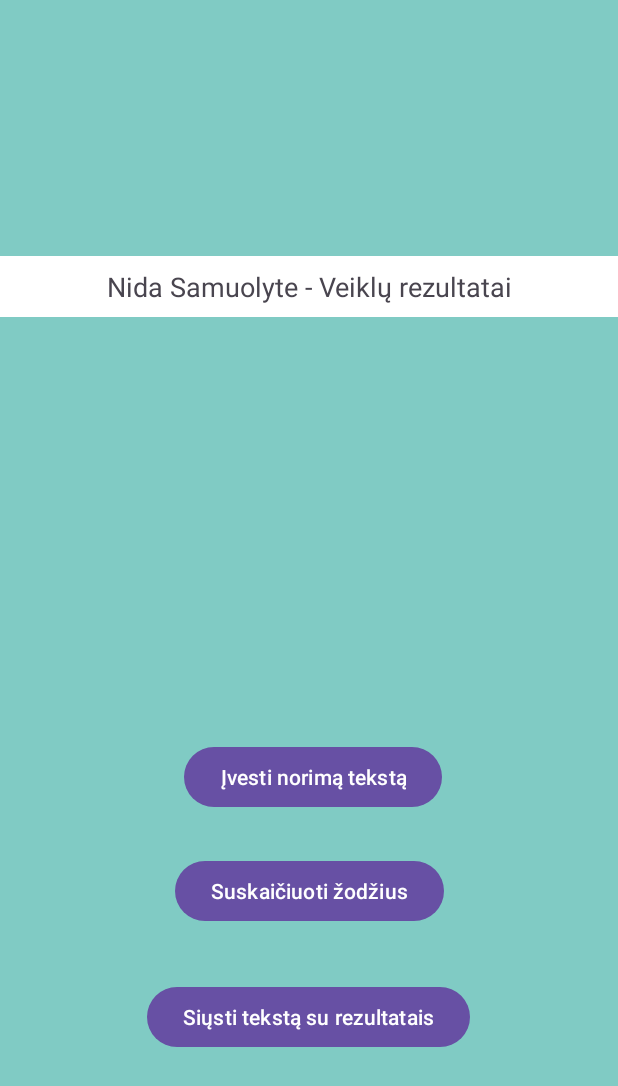
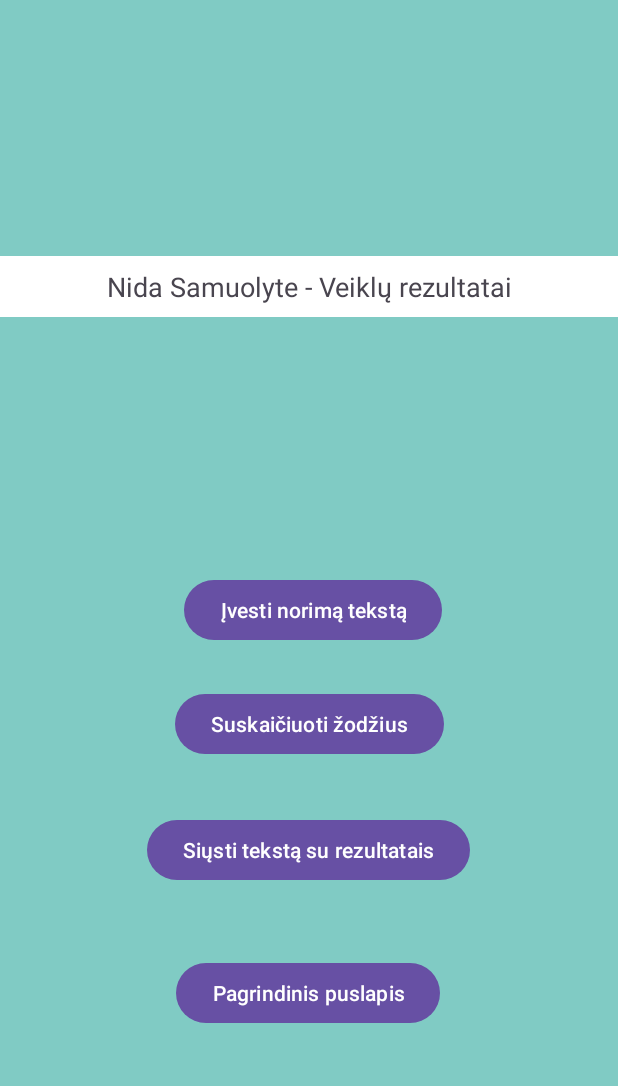
Before and after one commit to nsamuolyte/IIP_LabWork, an Android app: the layout activity_main1.xml on its own in the app's theme, with its tools: preview values and no code run, on a phone screen of 412 x 824 dp. Shown: the top 1086 px of the screen. Run offline under Robolectric (Android 15) with nearby library versions, the phone set to English and light mode, and no system bars.

Commit message:
Sujungta pagr puslapis su lab 2

```diff
--- a/app/build.gradle.kts
+++ b/app/build.gradle.kts
@@ -29,9 +29,6 @@ android {
         sourceCompatibility = JavaVersion.VERSION_11
         targetCompatibility = JavaVersion.VERSION_11
     }
-    buildFeatures {
-        viewBinding = true
-    }
 }
 
 dependencies {
@@ -39,8 +36,6 @@ dependencies {
     implementation(libs.appcompat)
     implementation(libs.constraintlayout)
     implementation(libs.material)
-    implementation(libs.navigation.fragment)
-    implementation(libs.navigation.ui)
     testImplementation(libs.junit)
     androidTestImplementation(libs.espresso.core)
     androidTestImplementation(libs.ext.junit)
--- a/app/src/main/res/layout/activity_main1.xml
+++ b/app/src/main/res/layout/activity_main1.xml
@@ -33,7 +33,8 @@
         app:layout_constraintEnd_toEndOf="parent"
         app:layout_constraintHorizontal_bias="0.512"
         app:layout_constraintStart_toStartOf="parent"
-        app:layout_constraintTop_toBottomOf="@+id/tvRezultatai" />
+        app:layout_constraintTop_toBottomOf="@+id/tvRezultatai"
+        app:layout_constraintVertical_bias="0.304" />
 
     <Button
         android:id="@+id/btnSkaiciuoti"
@@ -60,4 +61,17 @@
         app:layout_constraintTop_toBottomOf="@id/btnSkaiciuoti"
         app:layout_constraintVertical_bias="0.0" />
 
+    <Button
+        android:id="@+id/pagr_pusl"
+        android:layout_width="wrap_content"
+        android:layout_height="wrap_content"
+        android:layout_marginTop="28dp"
+        android:text="Pagrindinis puslapis"
+        app:layout_constraintBottom_toBottomOf="parent"
+        app:layout_constraintEnd_toEndOf="parent"
+        app:layout_constraintHorizontal_bias="0.498"
+        app:layout_constraintStart_toStartOf="parent"
+        app:layout_constraintTop_toBottomOf="@+id/btnSiusti"
+        app:layout_constraintVertical_bias="0.122" />
+
 </androidx.constraintlayout.widget.ConstraintLayout>
--- a/app/src/main/res/values-land/dimens.xml
+++ /dev/null
@@ -1,3 +0,0 @@
-<resources>
-    <dimen name="fab_margin">48dp</dimen>
-</resources>
--- a/app/src/main/res/values-v23/themes.xml
+++ /dev/null
@@ -1,9 +0,0 @@
-<resources xmlns:tools="http://schemas.android.com/tools">
-
-    <style name="Theme.LabWork" parent="Base.Theme.LabWork">
-        <!-- Transparent system bars for edge-to-edge. -->
-        <item name="android:navigationBarColor">@android:color/transparent</item>
-        <item name="android:statusBarColor">@android:color/transparent</item>
-        <item name="android:windowLightStatusBar">?attr/isLightTheme</item>
-    </style>
-</resources>
--- a/app/src/main/res/values-w1240dp/dimens.xml
+++ /dev/null
@@ -1,3 +0,0 @@
-<resources>
-    <dimen name="fab_margin">200dp</dimen>
-</resources>
--- a/app/src/main/res/values-w600dp/dimens.xml
+++ /dev/null
@@ -1,3 +0,0 @@
-<resources>
-    <dimen name="fab_margin">48dp</dimen>
-</resources>
--- a/app/src/main/res/values/dimens.xml
+++ /dev/null
@@ -1,3 +0,0 @@
-<resources>
-    <dimen name="fab_margin">16dp</dimen>
-</resources>
--- a/gradle/libs.versions.toml
+++ b/gradle/libs.versions.toml
@@ -7,8 +7,6 @@ appcompat = "1.8.0"
 material = "1.14.0"
 activityKtx = "1.13.0"
 constraintlayout = "2.2.2"
-navigationFragment = "2.6.0"
-navigationUi = "2.6.0"
 
 [libraries]
 junit = { group = "junit", name = "junit", version.ref = "junit" }
@@ -18,8 +16,6 @@ appcompat = { group = "androidx.appcompat", name = "appcompat", version.ref = "a
 material = { group = "com.google.android.material", name = "material", version.ref = "material" }
 activity-ktx = { group = "androidx.activity", name = "activity-ktx", version.ref = "activityKtx" }
 constraintlayout = { group = "androidx.constraintlayout", name = "constraintlayout", version.ref = "constraintlayout" }
-navigation-fragment = { group = "androidx.navigation", name = "navigation-fragment", version.ref = "navigationFragment" }
-navigation-ui = { group = "androidx.navigation", name = "navigation-ui", version.ref = "navigationUi" }
 
 [plugins]
 android-application = { id = "com.android.application", version.ref = "agp" }
```
Also changed, not shown: app/src/main/AndroidManifest.xml (+9 -12 lines), app/src/main/java/com/example/labwork/MeniuActivity.java (+28 -1 lines), app/src/main/res/layout/activity_meniu.xml (+18 -1 lines), app/src/main/res/navigation/nav_graph.xml (deleted, +0 -28 lines), app/src/main/res/values/strings.xml (+0 -42 lines).
